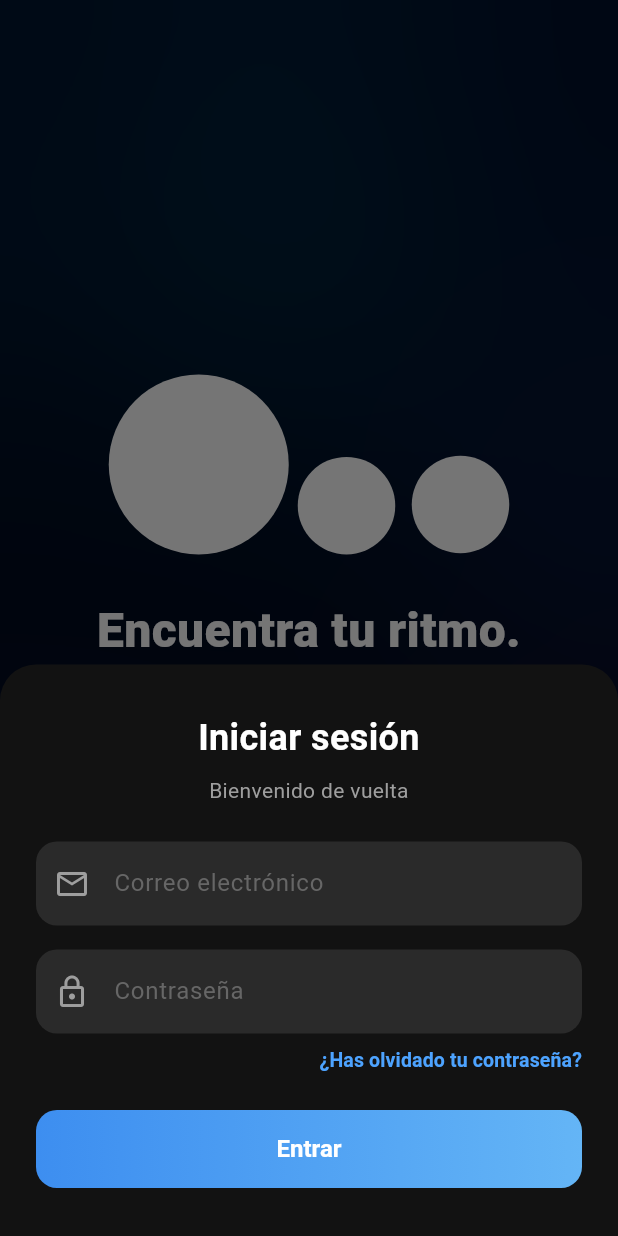
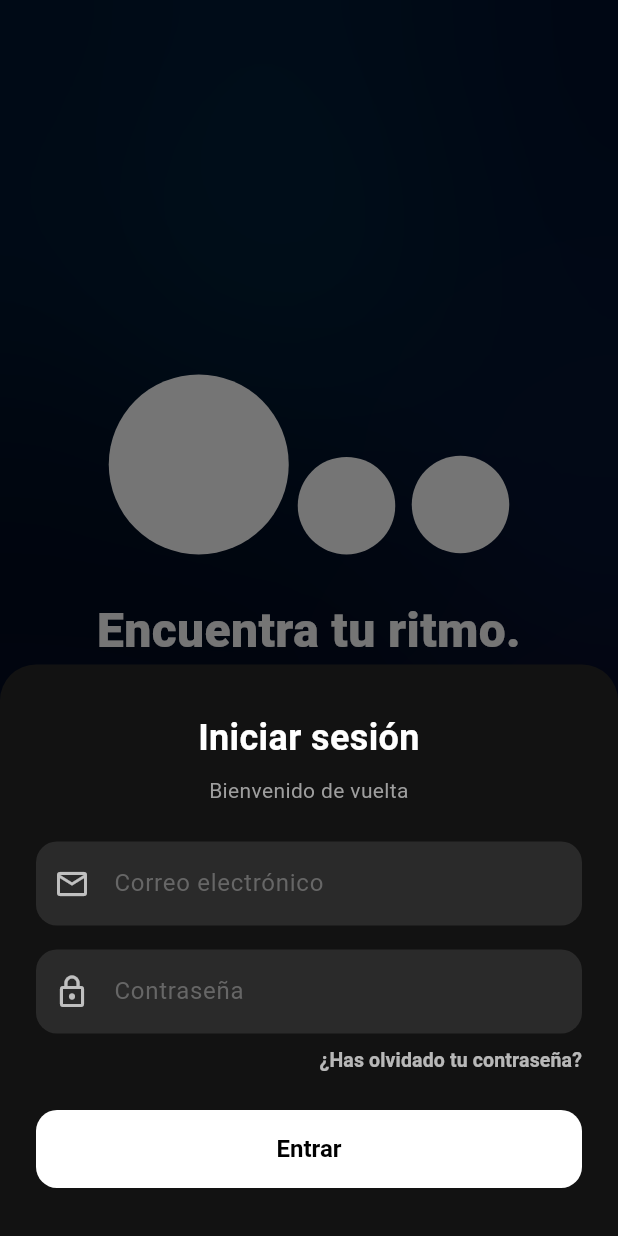
Before and after one commit to Juan-Carlos-dev/streaks, a Flutter app: the screen it shows after launch, after a tap on an icon or button, on a phone screen of 412 x 824 dp. Run offline on Flutter 3.47's test engine with Material 3 defaults, Android fonts, the phone set to English and light mode, and no system bars; our stand-ins replace cached_network_image, cloud_firestore, dartz, equatable, firebase_auth, firebase_core and 7 more; missing offline and left inert: home_widget; accounts and stored records are empty.

Commit message:
style(login): change sign-in sheet button and borders to white accents

```diff
--- a/lib/presentation/screens/login_screen.dart
+++ b/lib/presentation/screens/login_screen.dart
@@ -313,14 +313,19 @@ class _SignInBottomSheetState extends ConsumerState<_SignInBottomSheet> {
             TextFormField(
               controller: _emailController,
               style: const TextStyle(color: Colors.white),
+              cursorColor: Colors.white,
               decoration: InputDecoration(
                 hintText: 'Correo electrónico',
-                prefixIcon: const Icon(Icons.email_outlined),
+                prefixIcon: const Icon(Icons.email_outlined, color: Colors.white70),
                 filled: true,
                 fillColor: Colors.white.withOpacity(0.1),
                 border: OutlineInputBorder(
                   borderRadius: BorderRadius.circular(14),
                   borderSide: BorderSide.none,
+                ),
+                focusedBorder: OutlineInputBorder(
+                  borderRadius: BorderRadius.circular(14),
+                  borderSide: const BorderSide(color: Colors.white, width: 1.5),
                 ),
               ),
               keyboardType: TextInputType.emailAddress,
@@ -331,14 +336,19 @@ class _SignInBottomSheetState extends ConsumerState<_SignInBottomSheet> {
             TextFormField(
               controller: _passwordController,
               style: const TextStyle(color: Colors.white),
+              cursorColor: Colors.white,
               decoration: InputDecoration(
                 hintText: 'Contraseña',
-                prefixIcon: const Icon(Icons.lock_outline),
+                prefixIcon: const Icon(Icons.lock_outline, color: Colors.white70),
                 filled: true,
                 fillColor: Colors.white.withOpacity(0.1),
                 border: OutlineInputBorder(
                   borderRadius: BorderRadius.circular(14),
                   borderSide: BorderSide.none,
+                ),
+                focusedBorder: OutlineInputBorder(
+                  borderRadius: BorderRadius.circular(14),
+                  borderSide: const BorderSide(color: Colors.white, width: 1.5),
                 ),
               ),
               obscureText: true,
@@ -360,7 +370,7 @@ class _SignInBottomSheetState extends ConsumerState<_SignInBottomSheet> {
                 child: const Text(
                   '¿Has olvidado tu contraseña?',
                   style: TextStyle(
-                    color: AppColors.primaryLight,
+                    color: Colors.white70,
                     fontSize: 13,
                     fontWeight: FontWeight.w600,
                   ),
@@ -368,12 +378,7 @@ class _SignInBottomSheetState extends ConsumerState<_SignInBottomSheet> {
               ),
             ),
             const SizedBox(height: 24),
-            DecoratedBox(
-              decoration: BoxDecoration(
-                gradient: AppColors.defaultBlueGradient,
-                borderRadius: const BorderRadius.all(Radius.circular(14)),
-              ),
-              child: ElevatedButton(
+            ElevatedButton(
               onPressed: loginState.isLoading
                   ? null
                   : () {
@@ -385,9 +390,9 @@ class _SignInBottomSheetState extends ConsumerState<_SignInBottomSheet> {
                       }
                     },
               style: ElevatedButton.styleFrom(
-                  backgroundColor: Colors.transparent,
-                  foregroundColor: Colors.white,
-                  shadowColor: Colors.transparent,
+                backgroundColor: Colors.white,
+                foregroundColor: Colors.black,
+                disabledBackgroundColor: Colors.white.withOpacity(0.6),
                 elevation: 0,
                 minimumSize: const Size(double.infinity, 52),
                 shape: RoundedRectangleBorder(
@@ -400,10 +405,15 @@ class _SignInBottomSheetState extends ConsumerState<_SignInBottomSheet> {
                       width: 20,
                       child: CircularProgressIndicator(
                         strokeWidth: 2,
-                          color: Colors.white,
+                        color: Colors.black,
                       ),
                     )
-                    : const Text('Entrar'),
+                  : const Text(
+                      'Entrar',
+                      style: TextStyle(
+                        fontWeight: FontWeight.bold,
+                        fontSize: 16,
+                      ),
                     ),
             ),
             const SizedBox(height: 32),
```
Lines whose indentation alone changed are shown as unchanged.
